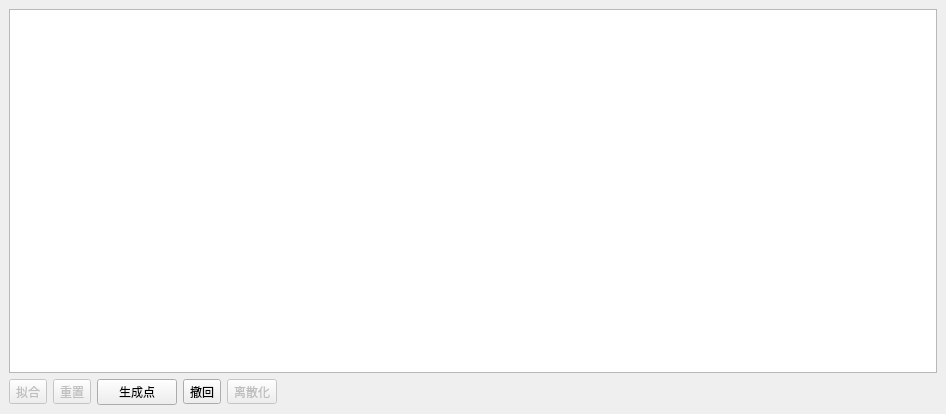
Before: the Qt Designer form src/ui/3DpointsPickedDlg.ui in qgis/QGIS, drawn with Qt 5.
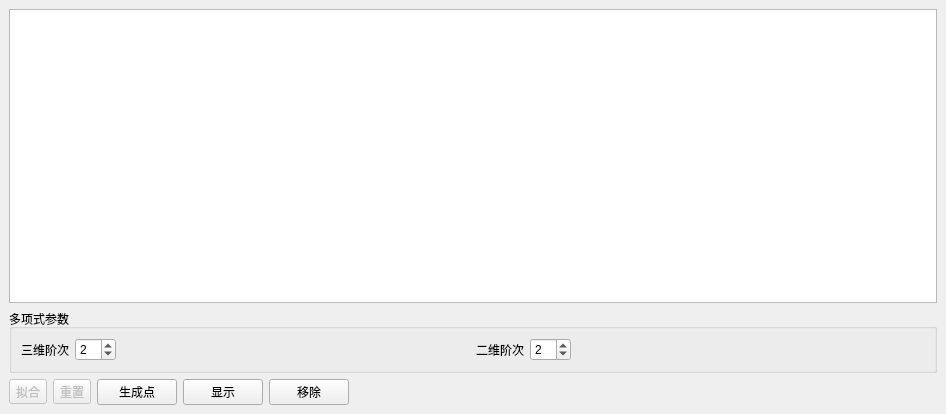
After: the same form once the commit is applied. Icons and pictures are not drawn.

Diff of the .ui file:
```diff
--- a/src/ui/3DpointsPickedDlg.ui
+++ b/src/ui/3DpointsPickedDlg.ui
@@ -34,6 +34,81 @@
       </attribute>
      </widget>
     </item>
+    <item>
+     <widget class="QGroupBox" name="groupBox">
+      <property name="minimumSize">
+       <size>
+        <width>0</width>
+        <height>12</height>
+       </size>
+      </property>
+      <property name="title">
+       <string>多项式参数</string>
+      </property>
+      <layout class="QHBoxLayout" name="horizontalLayout">
+       <item>
+        <widget class="QLabel" name="label">
+         <property name="text">
+          <string>三维阶次</string>
+         </property>
+        </widget>
+       </item>
+       <item>
+        <widget class="QSpinBox" name="spinBox">
+         <property name="minimumSize">
+          <size>
+           <width>20</width>
+           <height>10</height>
+          </size>
+         </property>
+         <property name="value">
+          <number>2</number>
+         </property>
+        </widget>
+       </item>
+       <item>
+        <spacer name="horizontalSpacer">
+         <property name="orientation">
+          <enum>Qt::Horizontal</enum>
+         </property>
+         <property name="sizeHint" stdset="0">
+          <size>
+           <width>40</width>
+           <height>20</height>
+          </size>
+         </property>
+        </spacer>
+       </item>
+       <item>
+        <widget class="QLabel" name="label_2">
+         <property name="text">
+          <string>二维阶次</string>
+         </property>
+        </widget>
+       </item>
+       <item>
+        <widget class="QSpinBox" name="spinBox_2">
+         <property name="value">
+          <number>2</number>
+         </property>
+        </widget>
+       </item>
+       <item>
+        <spacer name="horizontalSpacer_2">
+         <property name="orientation">
+          <enum>Qt::Horizontal</enum>
+         </property>
+         <property name="sizeHint" stdset="0">
+          <size>
+           <width>40</width>
+           <height>20</height>
+          </size>
+         </property>
+        </spacer>
+       </item>
+      </layout>
+     </widget>
+    </item>
     <item>
      <layout class="QHBoxLayout" name="horizontalLayout_2">
       <item>
@@ -70,39 +145,16 @@
        </widget>
       </item>
       <item>
-       <widget class="QToolButton" name="undoToolButton">
-        <property name="toolTip">
-         <string>Close dialog (list will be lost)</string>
-        </property>
-        <property name="statusTip">
-         <string>Close dialog (list will be lost)</string>
-        </property>
+       <widget class="QPushButton" name="pushButton_2">
         <property name="text">
-         <string>撤回</string>
-        </property>
-        <property name="icon">
-         <iconset>
-          <normaloff>:/CC/images/smallCancel.png</normaloff>:/CC/images/smallCancel.png</iconset>
+         <string>显示</string>
         </property>
        </widget>
       </item>
       <item>
-       <widget class="QToolButton" name="reduToolButton">
-        <property name="enabled">
-         <bool>false</bool>
-        </property>
-        <property name="statusTip">
-         <string>Convert list to new cloud (and close dialog)</string>
-        </property>
-        <property name="whatsThis">
-         <string>Convert list to new cloud (and close dialog)</string>
-        </property>
+       <widget class="QPushButton" name="pushButton_3">
         <property name="text">
-         <string>离散化</string>
-        </property>
-        <property name="icon">
-         <iconset>
-          <normaloff>:/CC/images/smallValidate.png</normaloff>:/CC/images/smallValidate.png</iconset>
+         <string>移除</string>
         </property>
        </widget>
       </item>
```
Left out of the diff: 6 changed lines with no effect on the pictures.
